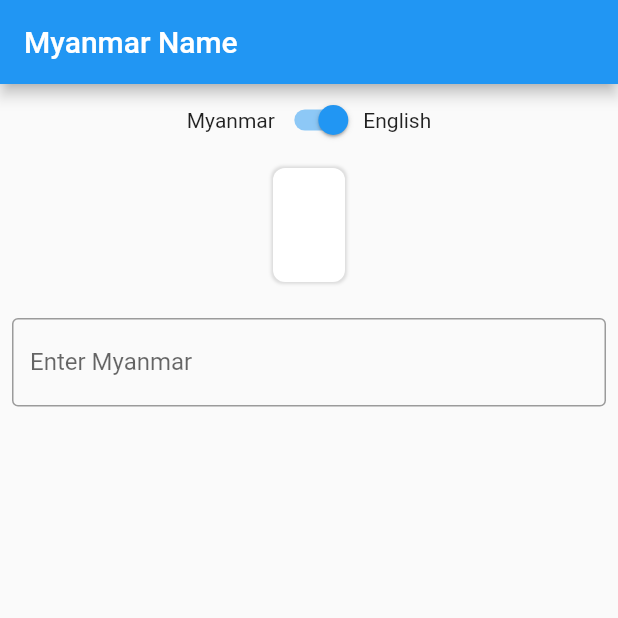
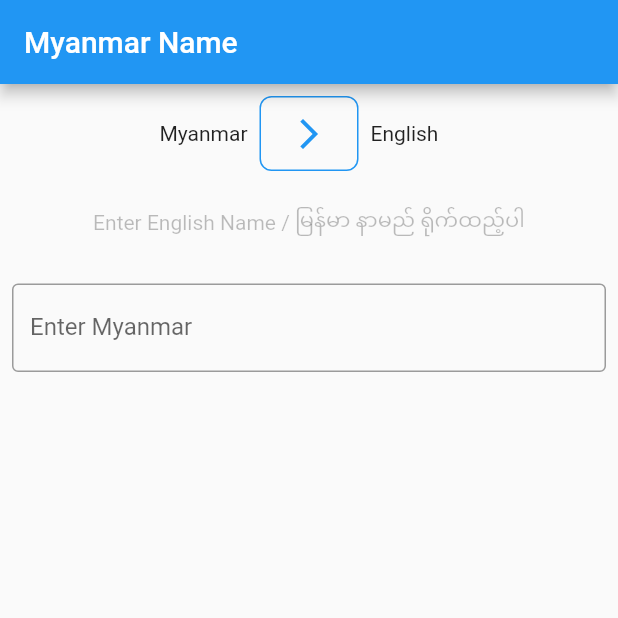
Before and after one commit to mmsoftware100/myanmar-name-mobile, a Flutter app: the screen it shows after launch, on a phone screen of 412 x 824 dp, the top half of it. Run offline on Flutter 3.47's test engine with Material 2 defaults, Android fonts, the phone set to English and light mode, and no system bars.

Commit message:
ios updated

```diff
--- a/lib/main.dart
+++ b/lib/main.dart
@@ -12,18 +12,10 @@ class MyApp extends StatelessWidget {
   @override
   Widget build(BuildContext context) {
     return MaterialApp(
-      showSemanticsDebugger: false,
+      debugShowCheckedModeBanner: false,
+      // showSemanticsDebugger: false,
       title: 'Myanmar Name',
       theme: ThemeData(
-        // This is the theme of your application.
-        //
-        // Try running your application with "flutter run". You'll see the
-        // application has a blue toolbar. Then, without quitting the app, try
-        // changing the primarySwatch below to Colors.green and then invoke
-        // "hot reload" (press "r" in the console where you ran "flutter run",
-        // or simply save your changes to "hot reload" in a Flutter IDE).
-        // Notice that the counter didn't reset back to zero; the application
-        // is not restarted.
         primarySwatch: Colors.blue,
       ),
       home: const HomePage(),
@@ -57,10 +49,26 @@ class _HomePageState extends State<HomePage> {
   Widget _mainWidget(){
     return Column(
       children: [
+        // indicator
         Row(
-          mainAxisAlignment: MainAxisAlignment.center,
+          mainAxisAlignment: MainAxisAlignment.spaceEvenly,
           children: [
-            Text('Myanmar'),
+
+            Expanded(
+                child: Text(_myanmarInput ? "Myanmar" : "English", textAlign: TextAlign.end,)
+            ),
+
+            Container(
+                margin: EdgeInsets.all(8.0),
+                decoration: BoxDecoration(
+                  border: Border.all(color: Colors.blue),
+                  borderRadius: BorderRadius.circular(8.0)
+                ),
+                child: TextButton(onPressed: (){ _toggleSwitch(!_myanmarInput); }, child: Icon(Icons.arrow_forward_ios))),
+
+
+            Expanded(child: Text(_myanmarInput ? "English" : "Myanmar")),
+            /*
             Switch(
               value: _myanmarInput,
               inactiveTrackColor: Colors.greenAccent,
@@ -69,11 +77,17 @@ class _HomePageState extends State<HomePage> {
                 _toggleSwitch(value);
               },
             ),
-            Text('English'),
+            */
+            // Text('English'),
           ],
         ),
+        // result
+        result.isEmpty ? Container(
+            padding: EdgeInsets.all(8.0),
+            margin: EdgeInsets.all(8.0),
+            child: Text("Enter English Name / မြန်မာ နာမည် ရိုက်ထည့်ပါ", style: TextStyle(color: Colors.black26),)) :
         Container(
-          padding: EdgeInsets.all(24.0),
+          padding: EdgeInsets.all(8.0),
             margin: EdgeInsets.all(8.0),
             decoration: BoxDecoration(
               borderRadius: BorderRadius.circular(8.0),
@@ -104,6 +118,7 @@ class _HomePageState extends State<HomePage> {
             onChanged: (String? text){
               _convert(text: text ?? "");
             },
+
           ),
         )
       ],
```
Also changed, not shown: 2 other files.
